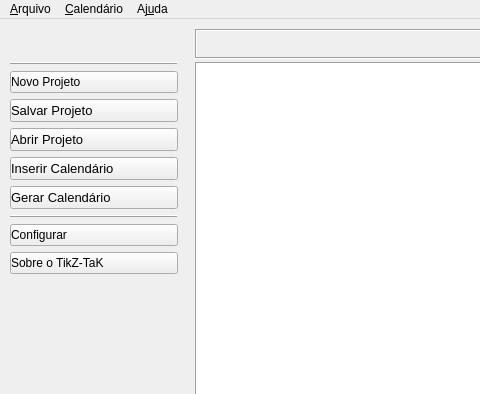
Above: mainwindow.ui from lattice0/Tikz-Tak before the change; both pictures show x 0 to 480 and y 0 to 394 of the 800 by 600 pixel window. Below: the same form after it.
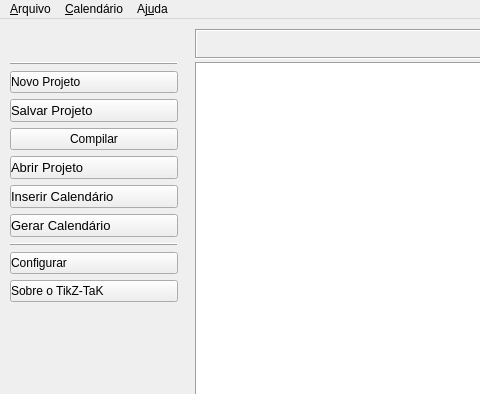
That is the form after the change. Icons and pictures are not drawn.

Patch:
```diff
--- a/mainwindow.ui
+++ b/mainwindow.ui
@@ -42,7 +42,7 @@
       <x>10</x>
       <y>9</y>
       <width>172</width>
-      <height>426</height>
+      <height>480</height>
      </rect>
     </property>
     <layout class="QVBoxLayout" name="leftPanel">
@@ -132,6 +132,23 @@
        </property>
       </widget>
      </item>
+     <item>
+      <widget class="QPushButton" name="compileButton">
+       <property name="text">
+        <string>Compilar</string>
+       </property>
+       <property name="icon">
+        <iconset resource="images.qrc">
+         <normaloff>:/icons/Dialog-apply.svg</normaloff>:/icons/Dialog-apply.svg</iconset>
+       </property>
+       <property name="iconSize">
+        <size>
+         <width>42</width>
+         <height>42</height>
+        </size>
+       </property>
+      </widget>
+     </item>
      <item>
       <widget class="QPushButton" name="openCal">
        <property name="font">
```
Left out of the diff: 3 changed lines with no effect on the pictures.
